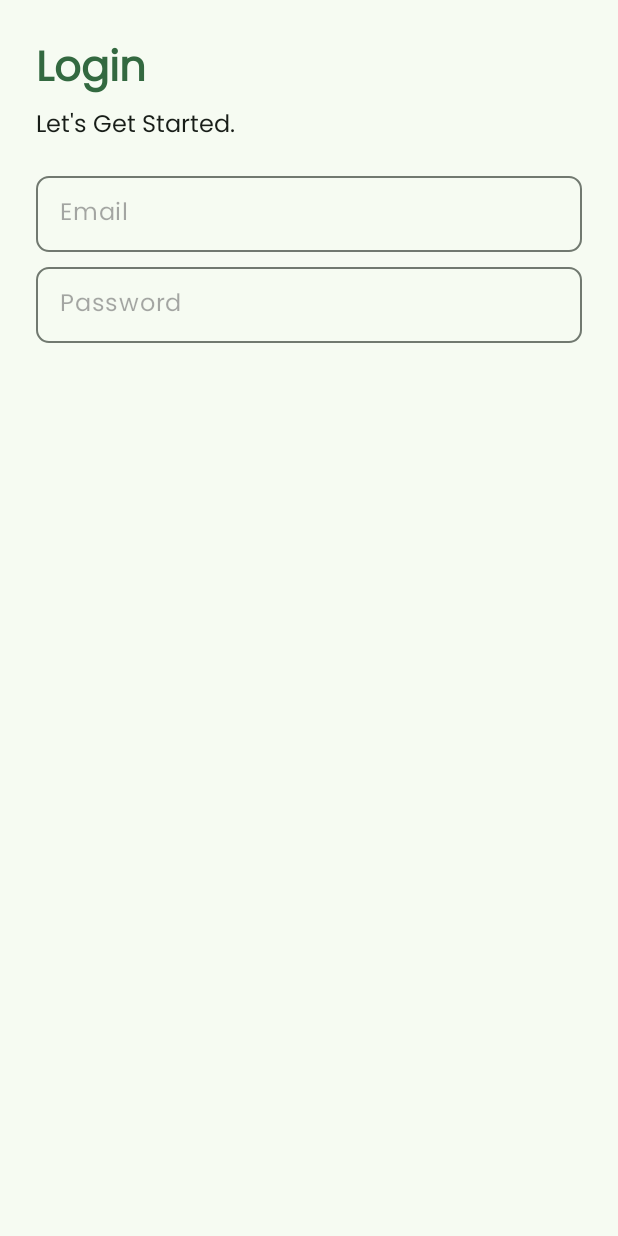
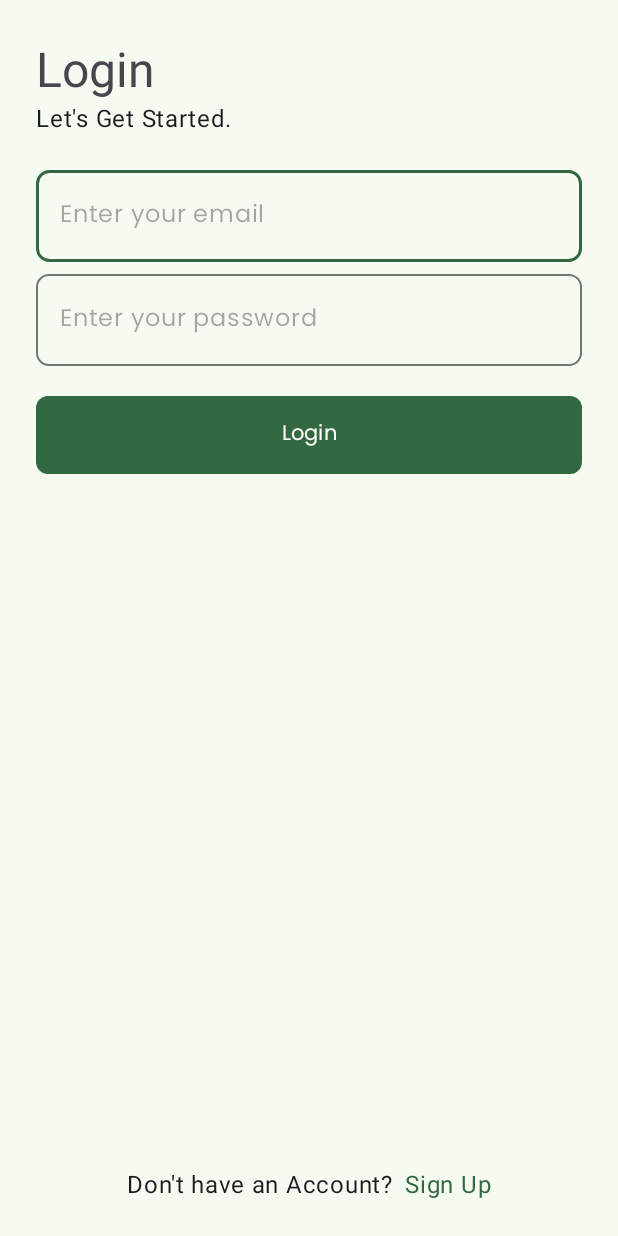
Before and after one commit to imasha-senarath/hydrate-me, an Android app: the layout activity_login.xml on its own in the app's theme, with its tools: preview values and no code run, on a phone screen of 412 x 824 dp. Run offline under Robolectric (Android 15) with nearby library versions, the phone set to English and light mode, and no system bars.

Commit message:
Login UI.

```diff
--- a/app/build.gradle
+++ b/app/build.gradle
@@ -30,6 +30,10 @@ android {
     kotlinOptions {
         jvmTarget = '1.8'
     }
+
+    viewBinding {
+        enabled = true
+    }
 }
 
 dependencies {
--- a/app/src/main/java/com/imasha/hydrateme/ui/splash/SplashViewModel.kt
+++ b/app/src/main/java/com/imasha/hydrateme/ui/splash/SplashViewModel.kt
@@ -17,7 +17,7 @@ class SplashViewModel : ViewModel() {
 
     private fun startSplashTimer() {
         viewModelScope.launch {
-            delay(3000) // 3 seconds delay
+            delay(3000)
             _navigateToLogin.postValue(true)
         }
     }
--- a/app/src/main/res/drawable/edittext_bg.xml
+++ /dev/null
@@ -1,8 +0,0 @@
-<?xml version="1.0" encoding="utf-8"?>
-<shape xmlns:android="http://schemas.android.com/apk/res/android" android:shape="rectangle">
-    <solid android:color="@color/md_theme_background" /> <!-- Light gray or customize -->
-    <stroke
-        android:width="1dp"
-        android:color="@color/md_theme_outline"/>
-    <corners android:radius="8dp" />
-</shape>
--- /dev/null
+++ b/app/src/main/res/drawable/edittext_primary_bg.xml
@@ -0,0 +1,24 @@
+<?xml version="1.0" encoding="utf-8"?>
+<selector xmlns:android="http://schemas.android.com/apk/res/android">
+    <!-- Focused state -->
+    <item android:state_focused="true">
+        <shape android:shape="rectangle">
+            <solid android:color="@color/md_theme_background" />
+            <stroke
+                android:width="2dp"
+                android:color="@color/md_theme_primary" />
+            <corners android:radius="8dp" />
+        </shape>
+    </item>
+
+    <!-- Default state -->
+    <item>
+        <shape android:shape="rectangle">
+            <solid android:color="@color/md_theme_background" />
+            <stroke
+                android:width="1dp"
+                android:color="@color/md_theme_outline" />
+            <corners android:radius="8dp" />
+        </shape>
+    </item>
+</selector>
--- a/app/src/main/res/layout/activity_login.xml
+++ b/app/src/main/res/layout/activity_login.xml
@@ -4,7 +4,7 @@
     xmlns:tools="http://schemas.android.com/tools"
     android:layout_width="match_parent"
     android:layout_height="match_parent"
-    android:padding="@dimen/padding_large"
+    android:padding="@dimen/spacing_large"
     tools:context=".ui.login.LoginActivity">
 
     <LinearLayout
@@ -13,37 +13,66 @@
         android:orientation="vertical">
 
         <com.google.android.material.textview.MaterialTextView
+            style="@style/TextAppearance.Material3.HeadlineLarge"
             android:layout_width="match_parent"
             android:layout_height="wrap_content"
-            android:text="@string/login"
-            style="@style/TextStyleHeadline" />
+            android:text="@string/login" />
 
         <com.google.android.material.textview.MaterialTextView
+            style="@style/TextAppearance.Material3.BodyLarge"
             android:layout_width="match_parent"
             android:layout_height="wrap_content"
-            android:text="@string/get_started"
-            style="@style/TextStyleBody"
-            android:layout_marginBottom="20dp"/>
+            android:layout_marginBottom="@dimen/spacing_large"
+            android:text="@string/get_started" />
 
         <EditText
-            android:id="@+id/editTextTextEmailAddress"
+            android:id="@+id/editTextTextPersonName"
+            style="@style/AppPrimaryEdiText"
             android:layout_width="match_parent"
             android:layout_height="wrap_content"
+            android:layout_marginBottom="@dimen/spacing_small"
             android:ems="10"
-            android:inputType="textEmailAddress"
-            style="@style/CustomEditTextStyle"
-            android:hint="Email"
-            android:layout_marginBottom="10dp"/>
+            android:hint="@string/enter_email"
+            android:inputType="text" />
 
         <EditText
             android:id="@+id/editTextTextPassword"
+            style="@style/AppPrimaryEdiText"
             android:layout_width="match_parent"
             android:layout_height="wrap_content"
+            android:layout_marginBottom="@dimen/spacing_medium"
             android:ems="10"
-            android:inputType="textPassword"
-            style="@style/CustomEditTextStyle"
-            android:hint="Password"
-            android:layout_marginBottom="10dp"/>
+            android:hint="@string/enter_password"
+            android:inputType="textPassword" />
+
+        <com.google.android.material.button.MaterialButton
+            style="@style/AppPrimaryButton"
+            android:layout_width="match_parent"
+            android:text="@string/login" />
 
     </LinearLayout>
+
+    <LinearLayout
+        android:layout_width="match_parent"
+        android:layout_height="wrap_content"
+        android:layout_alignParentBottom="true"
+        android:gravity="center"
+        android:orientation="horizontal">
+
+        <com.google.android.material.textview.MaterialTextView
+            style="@style/TextAppearance.Material3.BodyLarge"
+            android:layout_width="wrap_content"
+            android:layout_height="wrap_content"
+            android:layout_marginRight="@dimen/spacing_small"
+            android:text="@string/do_not_have_account" />
+
+        <com.google.android.material.textview.MaterialTextView
+            android:id="@+id/sign_up"
+            style="@style/TextAppearance.Material3.BodyLarge"
+            android:layout_width="wrap_content"
+            android:layout_height="wrap_content"
+            android:text="@string/sign_up"
+            android:textColor="@color/md_theme_primary"/>
+    </LinearLayout>
+
 </RelativeLayout>
--- a/app/src/main/res/layout/activity_splash.xml
+++ b/app/src/main/res/layout/activity_splash.xml
@@ -4,7 +4,7 @@
     xmlns:tools="http://schemas.android.com/tools"
     android:layout_width="match_parent"
     android:layout_height="match_parent"
-    android:padding="@dimen/padding_medium"
+    android:padding="@dimen/spacing_large"
     tools:context=".ui.splash.SplashActivity">
 
     <ImageView
--- a/app/src/main/res/values-night/themes.xml
+++ b/app/src/main/res/values-night/themes.xml
@@ -16,6 +16,7 @@
 
     <!-- Base application theme. -->
     <style name="AppTheme" parent="Theme.Material3.Dark.NoActionBar">
+        <!-- Default colors for dark mode -->
         <item name="colorPrimary">@color/md_theme_primary</item>
         <item name="colorOnPrimary">@color/md_theme_onPrimary</item>
         <item name="colorPrimaryContainer">@color/md_theme_primaryContainer</item>
@@ -62,5 +63,23 @@
         <item name="colorSurfaceContainer">@color/md_theme_surfaceContainer</item>
         <item name="colorSurfaceContainerHigh">@color/md_theme_surfaceContainerHigh</item>
         <item name="colorSurfaceContainerHighest">@color/md_theme_surfaceContainerHighest</item>
+        <!-- Font -->
+        <item name="android:fontFamily">@font/poppins_regular</item>
+        <!-- Status bar customization -->
+        <item name="android:statusBarColor">@color/md_theme_background</item>
+        <item name="android:windowLightStatusBar">false</item>
     </style>
+
+    <!-- App Primary Button -->
+    <style name="AppPrimaryButton" parent="Widget.Material3.Button">
+        <item name="android:layout_height">60dp</item>
+        <item name="rippleColor">@color/md_theme_secondary</item>
+        <item name="cornerRadius">@dimen/corner_radius</item>
+    </style>
+
+    <!-- App Primary EdiText -->
+    <style name="AppPrimaryEdiText" parent="Widget.Material3.TextInputEditText.OutlinedBox">
+        <item name="android:background">@drawable/edittext_primary_bg</item>
+    </style>
+
 </resources>
--- a/app/src/main/res/values/dimens.xml
+++ b/app/src/main/res/values/dimens.xml
@@ -1,9 +1,9 @@
 <?xml version="1.0" encoding="utf-8"?>
 <resources>
-    <dimen name="padding_small">8dp</dimen>
-    <dimen name="padding_medium">16dp</dimen>
-    <dimen name="padding_large">24dp</dimen>
-    <dimen name="text_size_small">12sp</dimen>
-    <dimen name="text_size_medium">16sp</dimen>
-    <dimen name="text_size_large">20sp</dimen>
+    <dimen name="spacing_xsmall">4dp</dimen>
+    <dimen name="spacing_small">8dp</dimen>
+    <dimen name="spacing_medium">16dp</dimen>
+    <dimen name="spacing_large">24dp</dimen>
+
+    <dimen name="corner_radius">8dp</dimen>
 </resources>
--- a/app/src/main/res/values/strings.xml
+++ b/app/src/main/res/values/strings.xml
@@ -2,4 +2,8 @@
     <string name="app_name">Hydrate Me</string>
     <string name="login">Login</string>
     <string name="get_started">Let\'s Get Started.</string>
+    <string name="enter_email">Enter your email</string>
+    <string name="enter_password">Enter your password</string>
+    <string name="do_not_have_account">Don\'t have an Account?</string>
+    <string name="sign_up">Sign Up</string>
 </resources>
--- a/app/src/main/res/values/themes.xml
+++ b/app/src/main/res/values/themes.xml
@@ -16,8 +16,7 @@
 
     <!-- Base application theme. -->
     <style name="AppTheme" parent="Theme.Material3.Light.NoActionBar">
-        <item name="android:fontFamily">@font/poppins_regular</item>
-
+        <!-- Default colors for light mode -->
         <item name="colorPrimary">@color/md_theme_primary</item>
         <item name="colorOnPrimary">@color/md_theme_onPrimary</item>
         <item name="colorPrimaryContainer">@color/md_theme_primaryContainer</item>
@@ -64,12 +63,28 @@
         <item name="colorSurfaceContainer">@color/md_theme_surfaceContainer</item>
         <item name="colorSurfaceContainerHigh">@color/md_theme_surfaceContainerHigh</item>
         <item name="colorSurfaceContainerHighest">@color/md_theme_surfaceContainerHighest</item>
+        <!-- Font -->
+        <item name="android:fontFamily">@font/poppins_regular</item>
+        <!-- Status bar customization -->
+        <item name="android:statusBarColor">@color/md_theme_background</item>
+        <item name="android:windowLightStatusBar">true</item>
+    </style>
+
+    <!-- App Primary Button -->
+    <style name="AppPrimaryButton" parent="Widget.Material3.Button">
+        <item name="android:layout_height">60dp</item>
+        <item name="rippleColor">@color/md_theme_secondary</item>
+        <item name="cornerRadius">@dimen/corner_radius</item>
+    </style>
+
+    <!-- App Primary EdiText -->
+    <style name="AppPrimaryEdiText" parent="Widget.Material3.TextInputEditText.OutlinedBox">
+        <item name="android:background">@drawable/edittext_primary_bg</item>
     </style>
 
     <!-- App Headline -->
-    <style name="TextStyleHeadline">
+    <style name="TextStyleHeadline" parent="TextAppearance.Material3.HeadlineLarge">
         <item name="android:textSize">28sp</item>
-        <item name="android:textStyle">bold</item>
         <item name="android:textColor">@color/md_theme_primary</item>
     </style>
 
@@ -116,7 +131,7 @@
 
     <!-- Custom EditText Style -->
     <style name="CustomEditTextStyle" parent="Widget.Material3.TextInputEditText.OutlinedBox">
-        <item name="android:background">@drawable/edittext_bg</item>
+        <item name="android:background">@drawable/edittext_primary_bg</item>
         <item name="android:textColor">?attr/colorOnSurface</item>
         <item name="android:textSize">16sp</item>
         <item name="android:padding">12dp</item>
```
Also changed, not shown: app/src/main/AndroidManifest.xml (+7 -0 lines), app/src/main/java/com/imasha/hydrateme/ui/login/LoginActivity.kt (+14 -1 lines), app/src/main/java/com/imasha/hydrateme/ui/signup/SignUpActivity.kt (added, +12 -0 lines), app/src/main/res/drawable-v24/button_primary_bg.xml (added, +26 -0 lines), app/src/main/res/layout/activity_sign_up.xml (added, +9 -0 lines).
